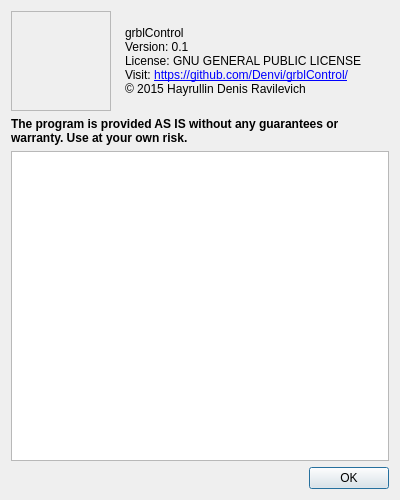
First picture: the form in frmabout.ui, repository Denvi/Candle, before the edit.
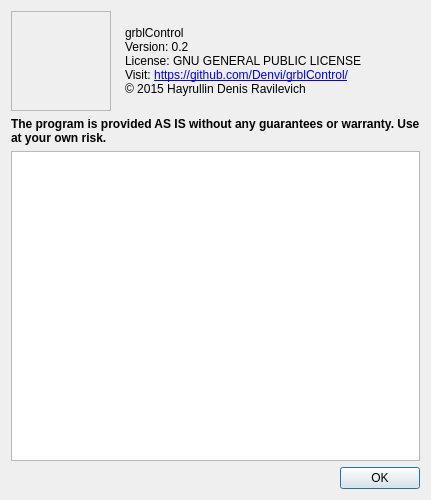
Second picture: the form after the edit. Icons and pictures are not drawn.

```diff
--- a/frmabout.ui
+++ b/frmabout.ui
@@ -6,7 +6,7 @@
    <rect>
     <x>0</x>
     <y>0</y>
-    <width>400</width>
+    <width>431</width>
     <height>500</height>
    </rect>
   </property>
@@ -46,7 +46,7 @@
      <item>
       <widget class="QLabel" name="label">
        <property name="text">
-        <string>&lt;html&gt;&lt;head/&gt;&lt;body&gt;&lt;p&gt;grblControl&lt;br/&gt;Version: 0.1&lt;br/&gt;License: GNU GENERAL PUBLIC LICENSE&lt;br/&gt;Visit: &lt;a href=&quot;https://github.com/Denvi/grblControl/&quot;&gt;&lt;span style=&quot; text-decoration: underline; color:#0000ff;&quot;&gt;https://github.com/Denvi/grblControl/&lt;br/&gt;&lt;/span&gt;&lt;/a&gt;© 2015 Hayrullin Denis Ravilevich&lt;/p&gt;&lt;/body&gt;&lt;/html&gt;</string>
+        <string>&lt;html&gt;&lt;head/&gt;&lt;body&gt;&lt;p&gt;grblControl&lt;br/&gt;Version: 0.2&lt;br/&gt;License: GNU GENERAL PUBLIC LICENSE&lt;br/&gt;Visit: &lt;a href=&quot;https://github.com/Denvi/grblControl/&quot;&gt;&lt;span style=&quot; text-decoration: underline; color:#0000ff;&quot;&gt;https://github.com/Denvi/grblControl/&lt;br/&gt;&lt;/span&gt;&lt;/a&gt;© 2015 Hayrullin Denis Ravilevich&lt;/p&gt;&lt;/body&gt;&lt;/html&gt;</string>
        </property>
        <property name="alignment">
         <set>Qt::AlignLeading|Qt::AlignLeft|Qt::AlignVCenter</set>
```
